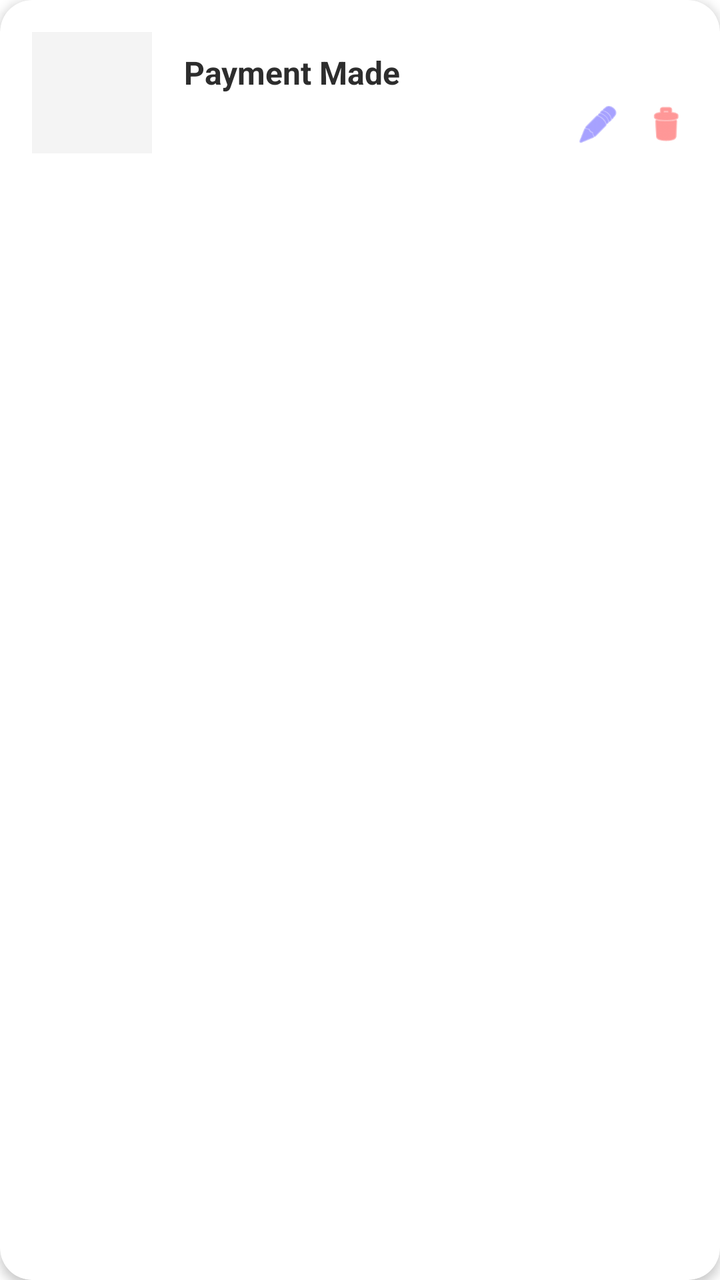
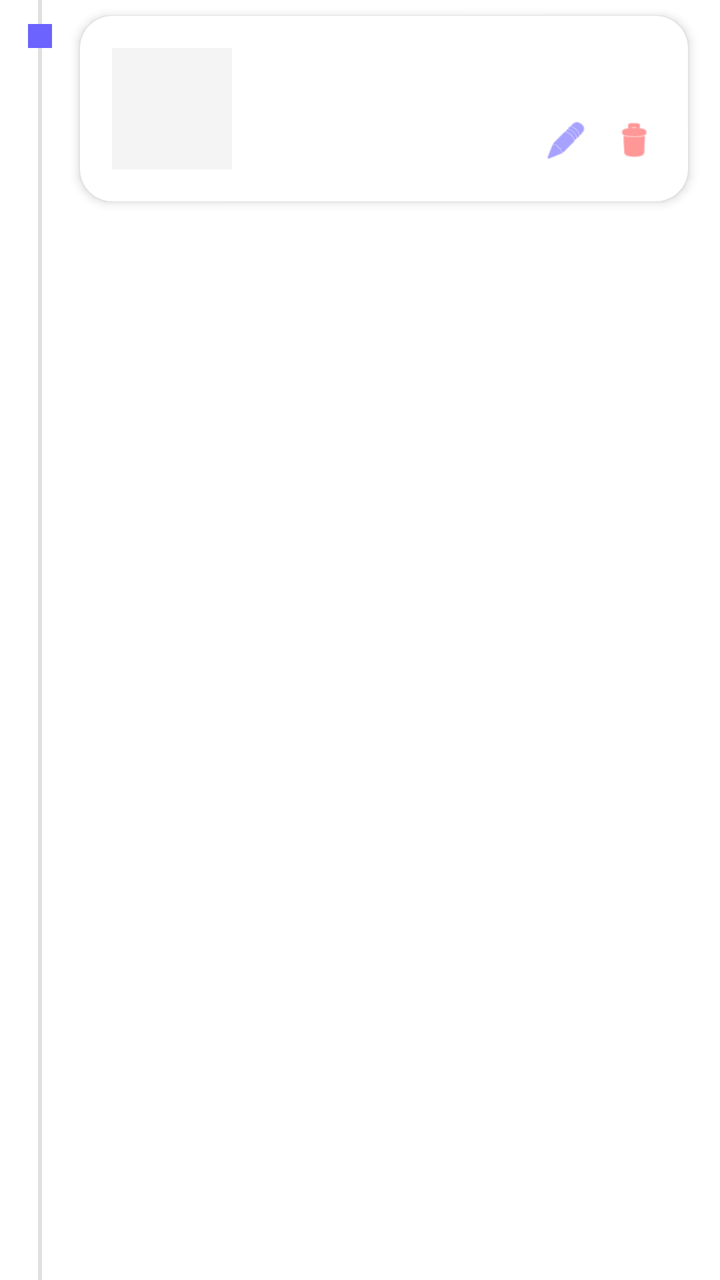

Screens rendered from an Android XML layout before and after an edit, with the pre-edit source and the edit as a unified diff.
<!-- AndroidManifest.xml: application theme Theme.ExpenseSplitter -->
<!-- res/layout/item_settlement.xml -->
<?xml version="1.0" encoding="utf-8"?>
<com.google.android.material.card.MaterialCardView xmlns:android="http://schemas.android.com/apk/res/android"
    xmlns:app="http://schemas.android.com/apk/res-auto"
    android:layout_width="match_parent"
    android:layout_height="wrap_content"
    android:layout_margin="8dp"
    app:cardBackgroundColor="#FFFFFF"
    app:cardCornerRadius="16dp"
    app:cardElevation="3dp"
    app:strokeWidth="0dp">

    <LinearLayout
        android:orientation="horizontal"
        android:padding="16dp"
        android:gravity="center_vertical"
        android:layout_width="match_parent"
        android:layout_height="wrap_content">

        <LinearLayout
            android:orientation="vertical"
            android:background="#F4F4F4"
            android:padding="10dp"
            android:gravity="center"
            android:layout_width="60dp"
            android:layout_height="wrap_content">
            <TextView android:id="@+id/tvDateDay" android:textSize="18sp" android:textStyle="bold" android:textColor="#2D2D2D" android:layout_width="wrap_content" android:layout_height="wrap_content"/>
            <TextView android:id="@+id/tvDateMonth" android:textSize="12sp" android:textColor="#777777" android:layout_width="wrap_content" android:layout_height="wrap_content"/>
        </LinearLayout>

        <LinearLayout
            android:orientation="vertical"
            android:layout_weight="1"
            android:layout_marginStart="16dp"
            android:layout_width="0dp"
            android:layout_height="wrap_content">
            <TextView android:id="@+id/tvTitle" android:textSize="16sp" android:textStyle="bold" android:textColor="#2D2D2D" android:text="Payment Made" android:layout_width="wrap_content" android:layout_height="wrap_content"/>
            
            <LinearLayout android:layout_width="wrap_content" android:layout_height="wrap_content" android:orientation="horizontal" android:layout_marginTop="4dp">
                <TextView android:id="@+id/tvNote" android:textSize="12sp" android:textColor="#777777" android:layout_width="wrap_content" android:layout_height="wrap_content"/>
                <TextView android:id="@+id/tvTime" android:textSize="12sp" android:textColor="#777777" android:layout_marginStart="8dp" android:layout_width="wrap_content" android:layout_height="wrap_content"/>
            </LinearLayout>
        </LinearLayout>

        <LinearLayout
            android:layout_width="wrap_content"
            android:layout_height="wrap_content"
            android:orientation="vertical"
            android:gravity="end">
            
            <TextView
                android:id="@+id/tvAmount"
                android:textSize="18sp"
                android:textStyle="bold"
                android:textColor="#2E7D32"
                android:layout_width="wrap_content"
                android:layout_height="wrap_content"/>

            <LinearLayout
                android:layout_width="wrap_content"
                android:layout_height="wrap_content"
                android:layout_marginTop="8dp">
                <ImageView
                    android:id="@+id/btnEdit"
                    android:layout_width="22dp"
                    android:layout_height="22dp"
                    android:src="@android:drawable/ic_menu_edit"
                    android:layout_marginEnd="12dp"
                    app:tint="#6C63FF"/>
                <ImageView
                    android:id="@+id/btnDelete"
                    android:layout_width="22dp"
                    android:layout_height="22dp"
                    android:src="@android:drawable/ic_menu_delete"
                    app:tint="#FF5252"/>
            </LinearLayout>
        </LinearLayout>
    </LinearLayout>
</com.google.android.material.card.MaterialCardView>
<!-- resources referenced by this layout -->
<resources>
  <style name="Theme.ExpenseSplitter" parent="Theme.Material3.DayNight.NoActionBar">
          <item name="colorPrimary">@color/purple_primary</item>
          <item name="android:windowBackground">@color/bg_color</item>
          <item name="android:statusBarColor">@color/bg_color</item>
          <item name="android:windowLightStatusBar">true</item>
      </style>
  <color name="purple_primary">#6C63FF</color>
  <color name="bg_color">#FFFFFF</color>
</resources>

<!-- the commit's change to res/layout/item_settlement.xml (unified diff, before → after) -->
@@ -1,78 +1,115 @@
 <?xml version="1.0" encoding="utf-8"?>
-<com.google.android.material.card.MaterialCardView xmlns:android="http://schemas.android.com/apk/res/android"
+<LinearLayout xmlns:android="http://schemas.android.com/apk/res/android"
     xmlns:app="http://schemas.android.com/apk/res-auto"
     android:layout_width="match_parent"
     android:layout_height="wrap_content"
-    android:layout_margin="8dp"
-    app:cardBackgroundColor="#FFFFFF"
-    app:cardCornerRadius="16dp"
-    app:cardElevation="3dp"
-    app:strokeWidth="0dp">
+    android:orientation="horizontal">
 
+    
     <LinearLayout
-        android:orientation="horizontal"
-        android:padding="16dp"
-        android:gravity="center_vertical"
+        android:layout_width="40dp"
+        android:layout_height="match_parent"
+        android:orientation="vertical"
+        android:gravity="center_horizontal">
+        
+        <View
+            android:layout_width="2dp"
+            android:layout_height="12dp"
+            android:background="#E0E0E0"/>
+            
+        <View
+            android:layout_width="12dp"
+            android:layout_height="12dp"
+            android:background="@color/purple_primary"
+            android:backgroundTint="@color/purple_primary"/>
+            
+            
+        <View
+            android:layout_width="2dp"
+            android:layout_height="match_parent"
+            android:background="#E0E0E0"/>
+    </LinearLayout>
+
+    
+    <com.google.android.material.card.MaterialCardView
         android:layout_width="match_parent"
-        android:layout_height="wrap_content">
+        android:layout_height="wrap_content"
+        android:layout_marginTop="8dp"
+        android:layout_marginBottom="8dp"
+        android:layout_marginEnd="16dp"
+        app:cardBackgroundColor="#FFFFFF"
+        app:cardCornerRadius="16dp"
+        app:cardElevation="3dp"
+        app:strokeWidth="0dp">
 
         <LinearLayout
-            android:orientation="vertical"
-            android:background="#F4F4F4"
-            android:padding="10dp"
-            android:gravity="center"
-            android:layout_width="60dp"
+            android:orientation="horizontal"
+            android:padding="16dp"
+            android:gravity="center_vertical"
+            android:layout_width="match_parent"
             android:layout_height="wrap_content">
-            <TextView android:id="@+id/tvDateDay" android:textSize="18sp" android:textStyle="bold" android:textColor="#2D2D2D" android:layout_width="wrap_content" android:layout_height="wrap_content"/>
-            <TextView android:id="@+id/tvDateMonth" android:textSize="12sp" android:textColor="#777777" android:layout_width="wrap_content" android:layout_height="wrap_content"/>
-        </LinearLayout>
 
-        <LinearLayout
-            android:orientation="vertical"
-            android:layout_weight="1"
-            android:layout_marginStart="16dp"
-            android:layout_width="0dp"
-            android:layout_height="wrap_content">
-            <TextView android:id="@+id/tvTitle" android:textSize="16sp" android:textStyle="bold" android:textColor="#2D2D2D" android:text="Payment Made" android:layout_width="wrap_content" android:layout_height="wrap_content"/>
             
-            <LinearLayout android:layout_width="wrap_content" android:layout_height="wrap_content" android:orientation="horizontal" android:layout_marginTop="4dp">
-                <TextView android:id="@+id/tvNote" android:textSize="12sp" android:textColor="#777777" android:layout_width="wrap_content" android:layout_height="wrap_content"/>
-                <TextView android:id="@+id/tvTime" android:textSize="12sp" android:textColor="#777777" android:layout_marginStart="8dp" android:layout_width="wrap_content" android:layout_height="wrap_content"/>
+            <LinearLayout
+                android:orientation="vertical"
+                android:background="#F4F4F4"
+                android:padding="10dp"
+                android:gravity="center"
+                android:layout_width="60dp"
+                android:layout_height="wrap_content">
+                <TextView android:id="@+id/tvDateDay" android:textSize="18sp" android:textStyle="bold" android:textColor="#2D2D2D" android:layout_width="wrap_content" android:layout_height="wrap_content"/>
+                <TextView android:id="@+id/tvDateMonth" android:textSize="12sp" android:textColor="#777777" android:layout_width="wrap_content" android:layout_height="wrap_content"/>
             </LinearLayout>
-        </LinearLayout>
 
-        <LinearLayout
-            android:layout_width="wrap_content"
-            android:layout_height="wrap_content"
-            android:orientation="vertical"
-            android:gravity="end">
             
-            <TextView
-                android:id="@+id/tvAmount"
-                android:textSize="18sp"
-                android:textStyle="bold"
-                android:textColor="#2E7D32"
-                android:layout_width="wrap_content"
-                android:layout_height="wrap_content"/>
+            <LinearLayout
+                android:orientation="vertical"
+                android:layout_weight="1"
+                android:layout_marginStart="16dp"
+                android:layout_width="0dp"
+                android:layout_height="wrap_content">
+                <TextView android:id="@+id/tvTitle" android:textSize="16sp" android:textStyle="bold" android:textColor="#2D2D2D" android:layout_width="wrap_content" android:layout_height="wrap_content"/>
+                
+                <LinearLayout android:layout_width="wrap_content" android:layout_height="wrap_content" android:orientation="horizontal" android:layout_marginTop="4dp">
+                    <TextView android:id="@+id/tvCategory" android:textSize="12sp" android:textColor="#6C63FF" android:layout_width="wrap_content" android:layout_height="wrap_content"/>
+                    <TextView android:id="@+id/tvTime" android:textSize="12sp" android:textColor="#777777" android:layout_marginStart="8dp" android:layout_width="wrap_content" android:layout_height="wrap_content"/>
+                </LinearLayout>
+            </LinearLayout>
 
+            
             <LinearLayout
                 android:layout_width="wrap_content"
                 android:layout_height="wrap_content"
-                android:layout_marginTop="8dp">
-                <ImageView
-                    android:id="@+id/btnEdit"
-                    android:layout_width="22dp"
-                    android:layout_height="22dp"
-                    android:src="@android:drawable/ic_menu_edit"
-                    android:layout_marginEnd="12dp"
-                    app:tint="#6C63FF"/>
-                <ImageView
-                    android:id="@+id/btnDelete"
-                    android:layout_width="22dp"
-                    android:layout_height="22dp"
-                    android:src="@android:drawable/ic_menu_delete"
-                    app:tint="#FF5252"/>
+                android:orientation="vertical"
+                android:gravity="end">
+                
+                <TextView
+                    android:id="@+id/tvAmount"
+                    android:textSize="18sp"
+                    android:textStyle="bold"
+                    android:textColor="#2D2D2D"
+                    android:layout_width="wrap_content"
+                    android:layout_height="wrap_content"/>
+
+                <LinearLayout
+                    android:layout_width="wrap_content"
+                    android:layout_height="wrap_content"
+                    android:layout_marginTop="8dp">
+                    <ImageView
+                        android:id="@+id/btnEdit"
+                        android:layout_width="22dp"
+                        android:layout_height="22dp"
+                        android:src="@android:drawable/ic_menu_edit"
+                        android:layout_marginEnd="12dp"
+                        app:tint="#6C63FF"/>
+                    <ImageView
+                        android:id="@+id/btnDelete"
+                        android:layout_width="22dp"
+                        android:layout_height="22dp"
+                        android:src="@android:drawable/ic_menu_delete"
+                        app:tint="#FF5252"/>
+                </LinearLayout>
             </LinearLayout>
         </LinearLayout>
-    </LinearLayout>
-</com.google.android.material.card.MaterialCardView>
+    </com.google.android.material.card.MaterialCardView>
+</LinearLayout>
